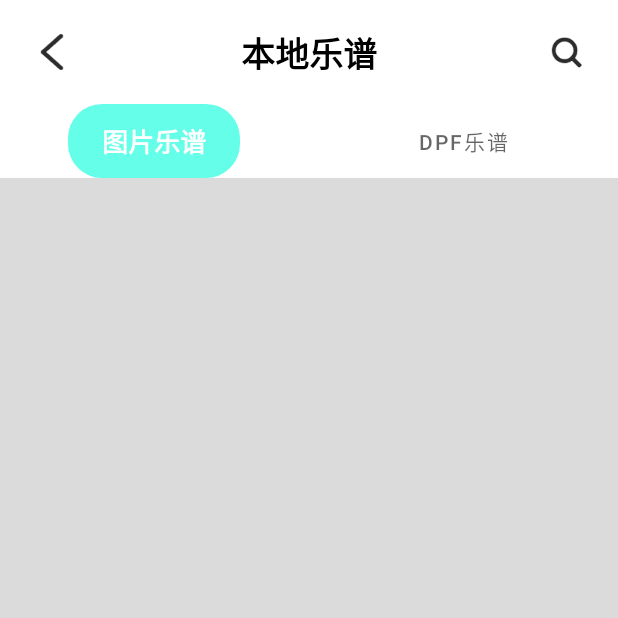
After one commit to tianbao722/music, an Android app: the TuPianYuePuFragment screen opened directly, with no data from a screen before it, on a phone screen of 412 x 824 dp, the top half of it. The commit adds this screen. Run offline under Robolectric (Android 15) with nearby library versions, the phone set to English and light mode, and no system bars.

Commit message:
首次提交本地乐谱界面

```diff
--- a/app/build.gradle
+++ b/app/build.gradle
@@ -41,6 +41,8 @@ dependencies {
     implementation 'androidx.appcompat:appcompat:1.2.0'
     implementation 'com.google.android.material:material:1.2.1'
     implementation 'androidx.constraintlayout:constraintlayout:2.0.4'
+    implementation 'androidx.lifecycle:lifecycle-livedata-ktx:2.2.0'
+    implementation 'androidx.lifecycle:lifecycle-viewmodel-ktx:2.2.0'
     testImplementation 'junit:junit:4.+'
     androidTestImplementation 'androidx.test.ext:junit:1.1.2'
     androidTestImplementation 'androidx.test.espresso:espresso-core:3.3.0'
--- /dev/null
+++ b/app/src/main/java/com/example/music/adapter/BenDiYuePuPagerAdapter.java
@@ -0,0 +1,37 @@
+package com.example.music.adapter;
+
+import androidx.annotation.NonNull;
+import androidx.annotation.Nullable;
+import androidx.fragment.app.Fragment;
+import androidx.fragment.app.FragmentManager;
+import androidx.fragment.app.FragmentPagerAdapter;
+
+import java.util.ArrayList;
+
+public class BenDiYuePuPagerAdapter extends FragmentPagerAdapter {
+    private ArrayList<String> list;
+    private ArrayList<Fragment> fragments;
+
+    public BenDiYuePuPagerAdapter(@NonNull FragmentManager fm, ArrayList<String> list, ArrayList<Fragment> fragments) {
+        super(fm);
+        this.list = list;
+        this.fragments = fragments;
+    }
+
+    @NonNull
+    @Override
+    public Fragment getItem(int position) {
+        return fragments.get(position);
+    }
+
+    @Nullable
+    @Override
+    public CharSequence getPageTitle(int position) {
+        return list.get(position);
+    }
+
+    @Override
+    public int getCount() {
+        return fragments != null ? fragments.size() : 0;
+    }
+}
--- a/app/src/main/java/com/example/music/ui/activity/BenDiQuPuActivity.java
+++ b/app/src/main/java/com/example/music/ui/activity/BenDiQuPuActivity.java
@@ -1,16 +1,103 @@
 package com.example.music.ui.activity;
 
 import androidx.appcompat.app.AppCompatActivity;
+import androidx.fragment.app.Fragment;
+import androidx.viewpager.widget.ViewPager;
 
+import android.graphics.Typeface;
 import android.os.Bundle;
+import android.view.LayoutInflater;
+import android.view.View;
+import android.widget.ImageView;
+import android.widget.TextView;
 
 import com.example.music.R;
+import com.example.music.adapter.BenDiYuePuPagerAdapter;
+import com.example.music.ui.fragment.DPFYuePuFragment;
+import com.example.music.ui.fragment.TuPianYuePuFragment;
+import com.google.android.material.tabs.TabLayout;
 
-public class BenDiQuPuActivity extends AppCompatActivity {
+import java.lang.reflect.Type;
+import java.util.ArrayList;
+
+public class BenDiQuPuActivity extends AppCompatActivity implements View.OnClickListener {
+
+    private ImageView mIvBack;
+    private TabLayout mTabQuPu;
+    private ViewPager mVp;
+    private TuPianYuePuFragment tuPianYuePuFragment;
+    private DPFYuePuFragment dpfYuePuFragment;
+    private ArrayList<String> titles;
+    private ArrayList<Fragment> fragments;
 
     @Override
     protected void onCreate(Bundle savedInstanceState) {
         super.onCreate(savedInstanceState);
         setContentView(R.layout.activity_ben_di_qu_pu);
+        initView();
+        initListener();
+    }
+
+
+    private void initView() {
+        mIvBack = findViewById(R.id.iv_back);
+        mTabQuPu = findViewById(R.id.tab_qupu);
+        mVp = findViewById(R.id.vp);
+        mIvBack.setOnClickListener(this);
+        tuPianYuePuFragment = new TuPianYuePuFragment();
+        dpfYuePuFragment = new DPFYuePuFragment();
+        titles = new ArrayList<>();
+        titles.add("图片乐谱");
+        titles.add("DPF乐谱");
+        fragments = new ArrayList<>();
+        fragments.add(tuPianYuePuFragment);
+        fragments.add(dpfYuePuFragment);
+        mTabQuPu.addTab(mTabQuPu.newTab().setText("图片乐谱"));
+        mTabQuPu.addTab(mTabQuPu.newTab().setText("DPF乐谱"));
+        BenDiYuePuPagerAdapter benDiYuePuPagerAdapter = new BenDiYuePuPagerAdapter(getSupportFragmentManager(), titles, fragments);
+        mVp.setAdapter(benDiYuePuPagerAdapter);
+        mTabQuPu.setupWithViewPager(mVp);
+    }
+
+    private void initListener() {
+        View inflate = LayoutInflater.from(this).inflate(R.layout.bendiquputab1, null);
+        View inflate1 = LayoutInflater.from(this).inflate(R.layout.bendiquputab2, null);
+        //TabLayout监听
+        mTabQuPu.addOnTabSelectedListener(new TabLayout.OnTabSelectedListener() {
+            @Override
+            public void onTabSelected(TabLayout.Tab tab) {
+                TextView mTvTabTitle = inflate.findViewById(R.id.tv_tab_title);
+                mTvTabTitle.setText(tab.getText());
+                tab.setCustomView(inflate);
+            }
+
+            @Override
+            public void onTabUnselected(TabLayout.Tab tab) {
+                TextView mTvTabTitle = inflate1.findViewById(R.id.tv_tab_title);
+                mTvTabTitle.setText(tab.getText());
+                tab.setCustomView(inflate1);
+            }
+
+            @Override
+            public void onTabReselected(TabLayout.Tab tab) {
+                TextView mTvTabTitle = inflate.findViewById(R.id.tv_tab_title);
+                mTvTabTitle.setText(tab.getText());
+                tab.setCustomView(inflate);
+            }
+        });
+        mTabQuPu.getTabAt(0).select();
+    }
+
+    private void setTabTV() {
+
+    }
+
+    @Override
+    public void onClick(View v) {
+        switch (v.getId()) {
+            case R.id.iv_back:
+                BenDiQuPuActivity.this.finish();
+                break;
+        }
     }
 }
--- /dev/null
+++ b/app/src/main/java/com/example/music/ui/fragment/DPFYuePuFragment.java
@@ -0,0 +1,30 @@
+package com.example.music.ui.fragment;
+
+import androidx.lifecycle.ViewModelProvider;
+
+import android.os.Bundle;
+
+import androidx.annotation.NonNull;
+import androidx.annotation.Nullable;
+import androidx.fragment.app.Fragment;
+
+import android.view.LayoutInflater;
+import android.view.View;
+import android.view.ViewGroup;
+
+import com.example.music.R;
+
+public class DPFYuePuFragment extends Fragment {
+
+
+    public static DPFYuePuFragment newInstance() {
+        return new DPFYuePuFragment();
+    }
+
+    @Override
+    public View onCreateView(@NonNull LayoutInflater inflater, @Nullable ViewGroup container,
+                             @Nullable Bundle savedInstanceState) {
+        View inflate = inflater.inflate(R.layout.d_p_f_yue_pu_fragment, container, false);
+        return inflate;
+    }
+}
--- /dev/null
+++ b/app/src/main/java/com/example/music/ui/fragment/TuPianYuePuFragment.java
@@ -0,0 +1,26 @@
+package com.example.music.ui.fragment;
+
+import androidx.lifecycle.ViewModelProvider;
+
+import android.os.Bundle;
+
+import androidx.annotation.NonNull;
+import androidx.annotation.Nullable;
+import androidx.fragment.app.Fragment;
+
+import android.view.LayoutInflater;
+import android.view.View;
+import android.view.ViewGroup;
+
+import com.example.music.R;
+
+public class TuPianYuePuFragment extends Fragment {
+
+
+    @Override
+    public View onCreateView(@NonNull LayoutInflater inflater, @Nullable ViewGroup container,
+                             @Nullable Bundle savedInstanceState) {
+        View inflate = inflater.inflate(R.layout.tu_pian_yue_pu_fragment, container, false);
+        return inflate;
+    }
+}
--- /dev/null
+++ b/app/src/main/res/drawable/tab1.xml
@@ -0,0 +1,5 @@
+<?xml version="1.0" encoding="utf-8"?>
+<shape xmlns:android="http://schemas.android.com/apk/res/android">
+    <solid android:color="#65FFE9" />
+    <corners android:radius="@dimen/dp_20" />
+</shape>
--- a/app/src/main/res/layout/activity_ben_di_qu_pu.xml
+++ b/app/src/main/res/layout/activity_ben_di_qu_pu.xml
@@ -6,5 +6,54 @@
     android:layout_height="match_parent"
     tools:context=".ui.activity.BenDiQuPuActivity">
 
+    <ImageView
+        android:id="@+id/iv_back"
+        android:layout_width="wrap_content"
+        android:layout_height="wrap_content"
+        android:layout_marginLeft="@dimen/dp_10"
+        android:layout_marginTop="@dimen/dp_10"
+        android:padding="@dimen/dp_10"
+        android:src="@mipmap/fanhui"
+        app:layout_constraintLeft_toLeftOf="parent"
+        app:layout_constraintTop_toTopOf="parent" />
 
+    <TextView
+        android:layout_width="wrap_content"
+        android:layout_height="wrap_content"
+        android:text="本地乐谱"
+        android:textColor="#000000"
+        android:textSize="@dimen/sp_20"
+        android:textStyle="bold"
+        app:layout_constraintBottom_toBottomOf="@+id/iv_back"
+        app:layout_constraintLeft_toLeftOf="parent"
+        app:layout_constraintRight_toRightOf="parent"
+        app:layout_constraintTop_toTopOf="@+id/iv_back" />
+
+    <ImageView
+        android:layout_width="wrap_content"
+        android:layout_height="wrap_content"
+        android:layout_marginRight="@dimen/dp_20"
+        android:src="@mipmap/share"
+        app:layout_constraintBottom_toBottomOf="@+id/iv_back"
+        app:layout_constraintRight_toRightOf="parent"
+        app:layout_constraintTop_toTopOf="@+id/iv_back" />
+
+    <com.google.android.material.tabs.TabLayout
+        android:id="@+id/tab_qupu"
+        android:layout_width="match_parent"
+        android:layout_height="wrap_content"
+        app:tabIndicatorColor="@null"
+        android:layout_marginTop="@dimen/dp_10"
+        app:layout_constraintLeft_toLeftOf="parent"
+        app:layout_constraintRight_toRightOf="parent"
+        app:layout_constraintTop_toBottomOf="@+id/iv_back" />
+
+    <androidx.viewpager.widget.ViewPager
+        android:id="@+id/vp"
+        android:layout_width="match_parent"
+        android:layout_height="wrap_content"
+        android:background="#DBDBDB"
+        app:layout_constraintLeft_toLeftOf="parent"
+        app:layout_constraintRight_toRightOf="parent"
+        app:layout_constraintTop_toBottomOf="@+id/tab_qupu" />
 </androidx.constraintlayout.widget.ConstraintLayout>
--- /dev/null
+++ b/app/src/main/res/layout/bendiquputab1.xml
@@ -0,0 +1,21 @@
+<?xml version="1.0" encoding="utf-8"?>
+<LinearLayout xmlns:android="http://schemas.android.com/apk/res/android"
+    android:layout_width="wrap_content"
+    android:layout_height="wrap_content"
+    android:gravity="center_horizontal">
+
+    <TextView
+        android:id="@+id/tv_tab_title"
+        android:layout_width="wrap_content"
+        android:layout_height="wrap_content"
+        android:background="@drawable/tab1"
+        android:paddingLeft="@dimen/dp_20"
+        android:paddingTop="@dimen/dp_10"
+        android:paddingRight="@dimen/dp_20"
+        android:paddingBottom="@dimen/dp_10"
+        android:text="图片乐谱"
+        android:textColor="#ffffff"
+        android:textSize="@dimen/sp_15"
+        android:textStyle="bold" />
+
+</LinearLayout>
--- /dev/null
+++ b/app/src/main/res/layout/bendiquputab2.xml
@@ -0,0 +1,20 @@
+<?xml version="1.0" encoding="utf-8"?>
+<LinearLayout xmlns:android="http://schemas.android.com/apk/res/android"
+    android:layout_width="wrap_content"
+    android:layout_height="wrap_content"
+    android:gravity="center_horizontal">
+
+    <TextView
+        android:id="@+id/tv_tab_title"
+        android:layout_width="wrap_content"
+        android:layout_height="wrap_content"
+        android:paddingLeft="@dimen/dp_20"
+        android:paddingTop="@dimen/dp_10"
+        android:paddingRight="@dimen/dp_20"
+        android:paddingBottom="@dimen/dp_10"
+        android:text="图片乐谱"
+        android:textColor="#000000"
+        android:textSize="@dimen/sp_15"
+        android:textStyle="bold" />
+
+</LinearLayout>
--- /dev/null
+++ b/app/src/main/res/layout/d_p_f_yue_pu_fragment.xml
@@ -0,0 +1,13 @@
+<?xml version="1.0" encoding="utf-8"?>
+<FrameLayout xmlns:android="http://schemas.android.com/apk/res/android"
+    xmlns:tools="http://schemas.android.com/tools"
+    android:layout_width="match_parent"
+    android:layout_height="match_parent"
+    tools:context=".ui.fragment.DPFYuePuFragment">
+
+    <TextView
+        android:layout_width="match_parent"
+        android:layout_height="match_parent"
+        android:text="Hello" />
+
+</FrameLayout>
--- /dev/null
+++ b/app/src/main/res/layout/tu_pian_yue_pu_fragment.xml
@@ -0,0 +1,9 @@
+<?xml version="1.0" encoding="utf-8"?>
+<LinearLayout xmlns:android="http://schemas.android.com/apk/res/android"
+    xmlns:tools="http://schemas.android.com/tools"
+    android:layout_width="match_parent"
+    android:layout_height="match_parent"
+    tools:context=".ui.fragment.TuPianYuePuFragment">
+
+
+</LinearLayout>
```
Also changed, not shown: app/src/main/res/mipmap-xhdpi/fanhui.png (added), app/src/main/res/mipmap-xhdpi/share.png (added).
